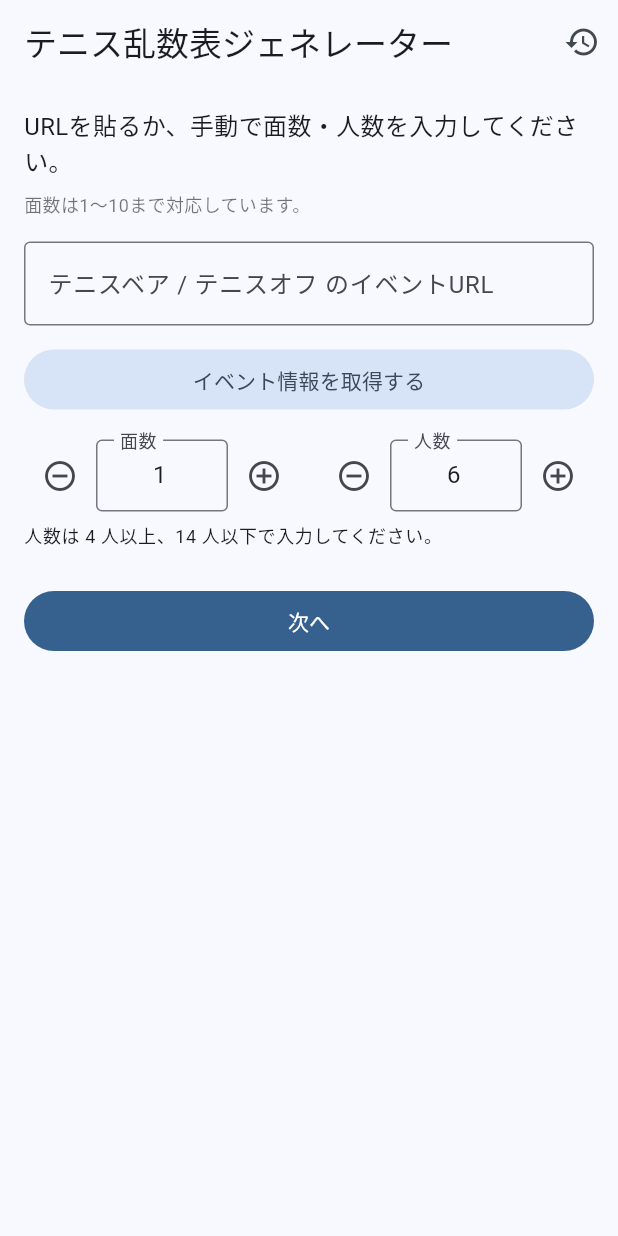
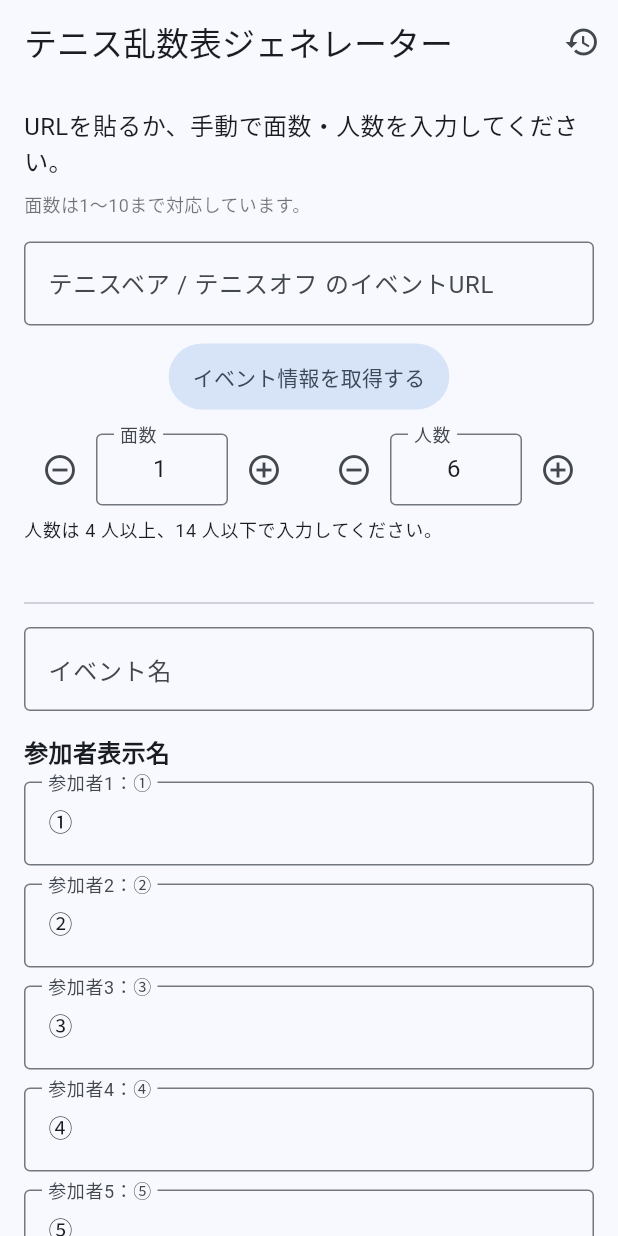
Before and after one commit to lee-esys/srp-lanske, a Flutter app: the screen it shows after launch, on a phone screen of 412 x 824 dp. Run offline on Flutter 3.47's test engine with Material 3 defaults, Android fonts, the light colour scheme and no system bars.

Commit message:
🧱 feat: simplify home page flow and form layout

```diff
--- a/lib/features/doubles_scheduler/presentation/home_page.dart
+++ b/lib/features/doubles_scheduler/presentation/home_page.dart
@@ -22,7 +22,6 @@ class _HomePageState extends State<HomePage> {
   final List<String?> _sourceDisplayNames = [];
 
   bool _isLoadingEvent = false;
-  bool _showDetailInputs = false;
   bool _loadedFromUrl = false;
 
   int _courts = 1;
@@ -108,11 +107,12 @@ class _HomePageState extends State<HomePage> {
     if (!_loadedFromUrl) {
       for (var i = 0; i < _displayNameControllers.length; i++) {
         final defaultName = circledNumber(i + 1);
+        final currentText = _displayNameControllers[i].text.trim();
+
         _defaultDisplayNames[i] = defaultName;
         _sourceDisplayNames[i] = defaultName;
 
-        if (_displayNameControllers[i].text.trim().isEmpty ||
-            _displayNameControllers[i].text == _defaultDisplayNames[i]) {
+        if (currentText.isEmpty || currentText == _defaultDisplayNames[i]) {
           _displayNameControllers[i].text = defaultName;
         }
       }
@@ -125,10 +125,7 @@ class _HomePageState extends State<HomePage> {
       _courts = clamped;
       _syncCourtsController();
       _syncPlayersWithinRange(resetToDefault: resetPlayersToDefault);
-
-      if (!_loadedFromUrl) {
-        _syncDisplayNameControllers();
-      }
+      _syncDisplayNameControllers();
     });
   }
 
@@ -136,17 +133,7 @@ class _HomePageState extends State<HomePage> {
     final clamped = value.clamp(_minPlayers, _maxPlayers);
     setState(() {
       _playersController.text = clamped.toString();
-
-      if (!_loadedFromUrl) {
-        _syncDisplayNameControllers();
-      } else {
-        _syncDisplayNameControllers();
-        for (var i = 0; i < _displayNameControllers.length; i++) {
-          if (_sourceDisplayNames[i] == null || _sourceDisplayNames[i]!.isEmpty) {
-            _sourceDisplayNames[i] = circledNumber(i + 1);
-          }
-        }
-      }
+      _syncDisplayNameControllers();
     });
   }
 
@@ -166,8 +153,9 @@ class _HomePageState extends State<HomePage> {
   Future<void> _fetchEventInfo() async {
     if (_isLoadingEvent) return;
 
+    FocusScope.of(context).unfocus();
+
     setState(() {
-      _showDetailInputs = true;
       _isLoadingEvent = true;
     });
 
@@ -197,11 +185,12 @@ class _HomePageState extends State<HomePage> {
 
       setState(() {
         _loadedFromUrl = true;
+
         _courts = (mockData['courts'] as int).clamp(1, 10);
         _syncCourtsController();
 
-        final mockPlayers = (mockData['players'] as int).clamp(_minPlayers, _maxPlayers);
-        _playersController.text = mockPlayers.toString();
+        final mockPlayers = mockData['players'] as int;
+        _playersController.text = mockPlayers.clamp(_minPlayers, _maxPlayers).toString();
 
         _syncDisplayNameControllers();
 
@@ -223,15 +212,6 @@ class _HomePageState extends State<HomePage> {
         _isLoadingEvent = false;
       });
     }
-  }
-
-  void _goNext() {
-    FocusScope.of(context).unfocus();
-
-    setState(() {
-      _showDetailInputs = true;
-      _syncDisplayNameControllers();
-    });
   }
 
   String _formatDateTimeLabel(DateTime dateTime) {
@@ -315,6 +295,34 @@ class _HomePageState extends State<HomePage> {
     );
   }
 
+  Widget _buildUrlSection() {
+    return Column(
+      crossAxisAlignment: CrossAxisAlignment.start,
+      children: [
+        TextFormField(
+          controller: _urlController,
+          enabled: !_isLoadingEvent,
+          decoration: const InputDecoration(
+            labelText: 'テニスベア / テニスオフ のイベントURL',
+            border: OutlineInputBorder(),
+          ),
+        ),
+        const SizedBox(height: 12),
+        Center(
+          child: FilledButton.tonal(
+            onPressed: _fetchEventInfo,
+            style: FilledButton.styleFrom(
+              minimumSize: Size.zero,
+              padding: const EdgeInsets.symmetric(horizontal: 16, vertical: 12),
+              tapTargetSize: MaterialTapTargetSize.shrinkWrap,
+            ),
+            child: const Text('イベント情報を取得する'),
+          ),
+        ),
+      ],
+    );
+  }
+
   Widget _buildDetailSection() {
     return Column(
       crossAxisAlignment: CrossAxisAlignment.start,
@@ -352,9 +360,16 @@ class _HomePageState extends State<HomePage> {
           );
         }),
         const SizedBox(height: 8),
-        FilledButton(
-          onPressed: _generateSchedule,
-          child: const Text('対戦表の生成'),
+        Center(
+          child: FilledButton(
+            onPressed: _generateSchedule,
+            style: FilledButton.styleFrom(
+              minimumSize: Size.zero,
+              padding: const EdgeInsets.symmetric(horizontal: 20, vertical: 12),
+              tapTargetSize: MaterialTapTargetSize.shrinkWrap,
+            ),
+            child: const Text('対戦表の生成'),
+          ),
         ),
       ],
     );
@@ -397,19 +412,7 @@ class _HomePageState extends State<HomePage> {
                         style: TextStyle(fontSize: 12, color: Colors.black54),
                       ),
                       const SizedBox(height: 16),
-                      TextFormField(
-                        controller: _urlController,
-                        enabled: !_isLoadingEvent,
-                        decoration: const InputDecoration(
-                          labelText: 'テニスベア / テニスオフ のイベントURL',
-                          border: OutlineInputBorder(),
-                        ),
-                      ),
-                      const SizedBox(height: 12),
-                      FilledButton.tonal(
-                        onPressed: _fetchEventInfo,
-                        child: const Text('イベント情報を取得する'),
-                      ),
+                      _buildUrlSection(),
                       const SizedBox(height: 16),
                       Row(
                         crossAxisAlignment: CrossAxisAlignment.start,
@@ -439,14 +442,7 @@ class _HomePageState extends State<HomePage> {
                         style: Theme.of(context).textTheme.bodySmall,
                       ),
                       const SizedBox(height: 24),
-                      FilledButton(
-                        onPressed: _goNext,
-                        child: const Text('次へ'),
-                      ),
-                      if (_showDetailInputs) ...[
-                        const SizedBox(height: 24),
-                        _buildDetailSection(),
-                      ],
+                      _buildDetailSection(),
                     ],
                   ),
                 ),
--- a/lib/shared/utils/number_label_mapper.dart
+++ b/lib/shared/utils/number_label_mapper.dart
@@ -14,6 +14,7 @@ String circledNumber(int number) {
     return String.fromCharCode(0x32B1 + (number - 36));
   }
 
+  // TODO: 51以上が必要になったら拡張
   return number.toString();
 }
 
@@ -28,6 +29,7 @@ String blackCircledNumber(int number) {
     return String.fromCharCode(0x24EB + (number - 11));
   }
 
+  // TODO: 21以上が必要になったら拡張
   return number.toString();
 }
 
```
